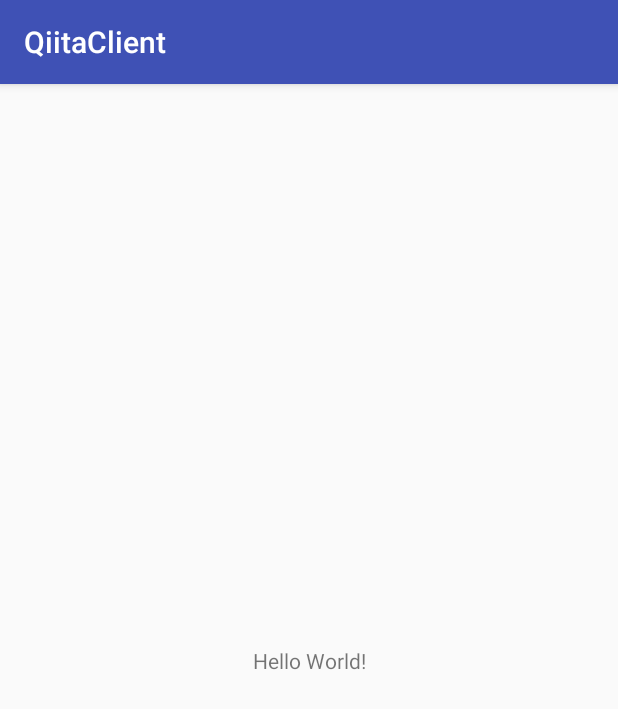
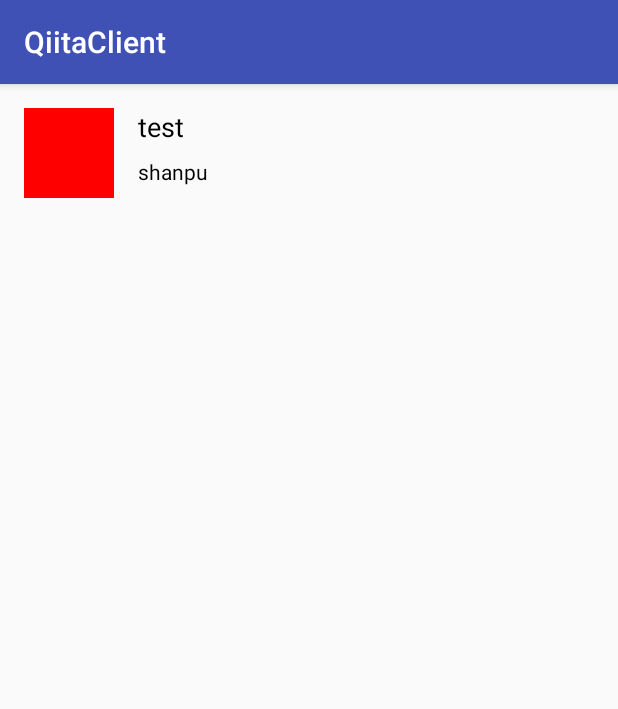
Before and after one commit to chez-shanpu/QiitaClient, an Android app: the screen it shows after launch (MainActivity), on a phone screen of 412 x 824 dp. Shown: the top 709 px of the screen. Run offline under Robolectric (Android 15) with nearby library versions, the phone set to English and light mode, and no system bars.

Commit message:
記事ビュー完成

```diff
--- a/app/src/main/java/sample/qiitaclient/MainActivity.kt
+++ b/app/src/main/java/sample/qiitaclient/MainActivity.kt
@@ -2,11 +2,25 @@ package sample.qiitaclient
 
 import android.os.Bundle
 import android.support.v7.app.AppCompatActivity
+import sample.qiitaclient.model.Article
+import sample.qiitaclient.model.User
+import sample.qiitaclient.view.ArticleView
 
 class MainActivity : AppCompatActivity() {
 
     override fun onCreate(savedInstanceState: Bundle?) {
         super.onCreate(savedInstanceState)
-        setContentView(R.layout.activity_main)
+
+        //ArticleViewのオブジェクト生成
+        val articleView = ArticleView(applicationContext)
+
+        //Articleオブジェクトを生成してArticleViewオブジェクトにセット
+        articleView.setArticle(Article(id = "123",
+                title = "test",
+                url = "http://www.example.com/articles/123",
+                user = User(id = "456", name = "shanpu", profileImageUrl = "")))
+
+        //このアクティビティにArticleViewオブジェクトをセット
+        setContentView(articleView)
     }
 }
--- /dev/null
+++ b/app/src/main/java/sample/qiitaclient/view/ArticleView.kt
@@ -0,0 +1,48 @@
+package sample.qiitaclient.view
+
+import android.content.Context
+import android.graphics.Color
+import android.util.AttributeSet
+import android.view.LayoutInflater
+import android.widget.FrameLayout
+import android.widget.ImageView
+import android.widget.TextView
+import sample.qiitaclient.R
+import sample.qiitaclient.model.Article
+
+class ArticleView : FrameLayout {
+    constructor(context: Context?) : super(context)
+
+    constructor(context: Context?,
+                attrs: AttributeSet?) : super(context, attrs)
+
+    constructor(context: Context?,
+                attrs: AttributeSet?,
+                defStyleAttr: Int) : super(context, attrs, defStyleAttr)
+
+    constructor(context: Context?,
+                attrs: AttributeSet?,
+                defStyleAttr: Int,
+                defStyleRes: Int) : super(context, attrs, defStyleAttr, defStyleRes)
+
+    var profileImageView: ImageView? = null
+
+    var titleTextView: TextView? = null
+
+    var userNameTextView: TextView? = null
+
+    init {
+        LayoutInflater.from(context).inflate(R.layout.view_article, this)
+        profileImageView = findViewById(R.id.profile_image_view) as ImageView
+        titleTextView=findViewById(R.id.title_text_view) as TextView
+        userNameTextView=findViewById(R.id.user_name_text_view) as TextView
+    }
+
+    fun setArticle(article: Article){
+        titleTextView?.text=article.title
+        userNameTextView?.text=article.user.name
+
+        //TODO プロフィール画像のセット
+        profileImageView?.setBackgroundColor(Color.RED)
+    }
+}
```
Also changed, not shown: 1 other file.
